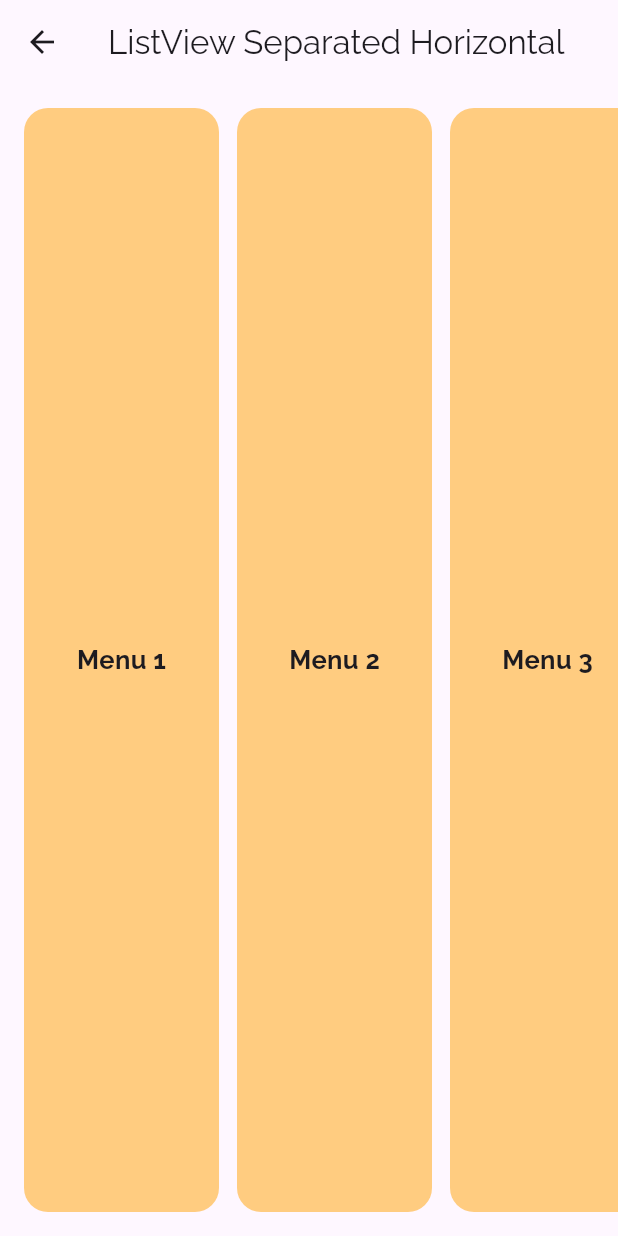
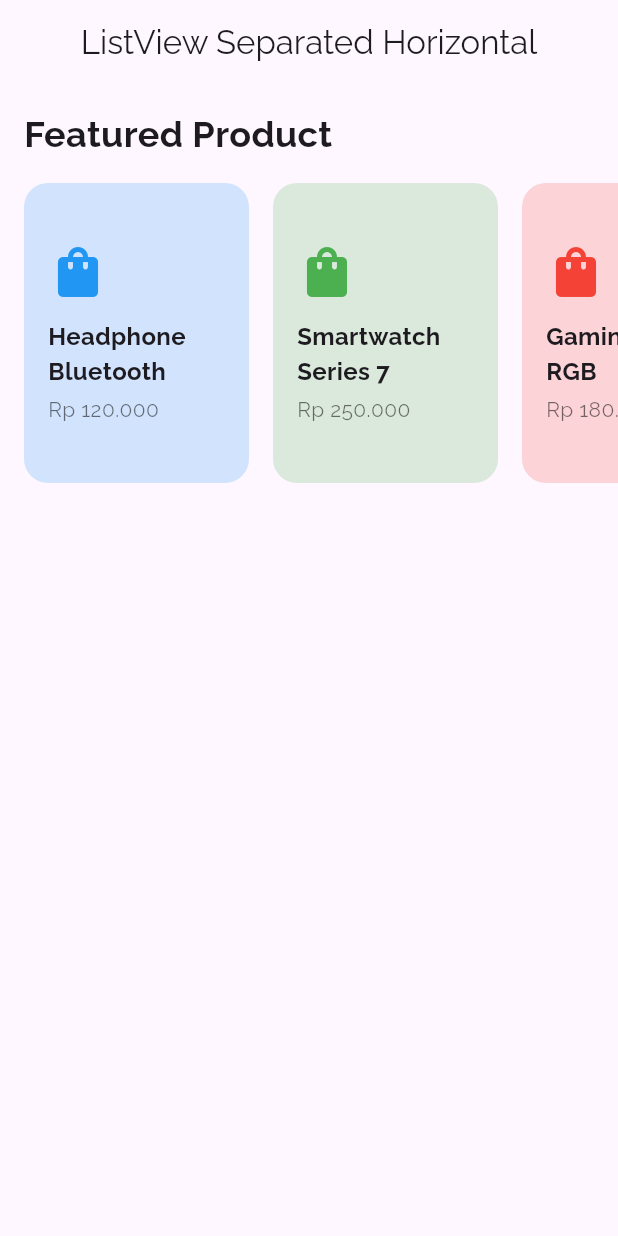
Before and after one commit to Mison1212/week_7_latihan_font, a Flutter app: the SeparateListViewHorizontalPage screen opened directly, on a phone screen of 412 x 824 dp. Run offline on Flutter 3.47's test engine with Material 3 defaults, Android fonts, the phone set to English and light mode, and no system bars.

Commit message:
membuat list_view_sparate_horizontal

```diff
--- a/lib/main.dart
+++ b/lib/main.dart
@@ -1,6 +1,7 @@
 import 'package:flutter/material.dart';
+import 'package:latihan_font/pages/list_view_sparate_horizontal.dart';
 // import 'package:latihan_font/pages/homepage.dart';
-import 'package:latihan_font/pages/listview.dart';
+// import 'package:latihan_font/pages/listview.dart';
 void main() {
   runApp(const MyApp());
 }
@@ -15,7 +16,7 @@ class MyApp extends StatelessWidget {
         title: 'Custom Font',
         // set raleway as teh defult app font
         theme: ThemeData(fontFamily: "Raleway"),
-        home: const ListViewStaticPage(),
+        home: const SeparateListViewHorizontalPage(),
 
         debugShowCheckedModeBanner: false,
       );
--- a/lib/pages/list_view_sparate_horizontal.dart
+++ b/lib/pages/list_view_sparate_horizontal.dart
@@ -1,42 +1,119 @@
 import 'package:flutter/material.dart';
 
+
+// ==============================
+// 2️⃣ DUMMY DATA PRODUK
+// ==============================
+final List<Map<String, dynamic>> products = [
+  {
+    "name": "Headphone Bluetooth",
+    "price": "Rp 120.000",
+    "color": Colors.blue,
+  },
+  {
+    "name": "Smartwatch Series 7",
+    "price": "Rp 250.000",
+    "color": Colors.green,
+  },
+  {
+    "name": "Gaming Mouse RGB",
+    "price": "Rp 180.000",
+    "color": Colors.red,
+  },
+  {
+    "name": "Keyboard Mechanical",
+    "price": "Rp 320.000",
+    "color": Colors.orange,
+  },
+];
+
+
+// ==============================
+// 1️⃣ HALAMAN UTAMA
+// ==============================
 class SeparateListViewHorizontalPage extends StatelessWidget {
   const SeparateListViewHorizontalPage({super.key});
 
   @override
   Widget build(BuildContext context) {
-    final items = List.generate(8, (i) => "Menu ${i + 1}");
-
     return Scaffold(
       appBar: AppBar(
         title: const Text("ListView Separated Horizontal"),
         centerTitle: true,
       ),
-      body: ListView.separated(
-        padding: const EdgeInsets.all(16),
-        scrollDirection: Axis.horizontal,
-        itemCount: items.length,
-        separatorBuilder: (context, index) => const SizedBox(width: 12),
-        itemBuilder: (context, index) {
-          return Container(
-            width: 130,
-            decoration: BoxDecoration(
-              color: Colors.orange.shade200,
-              borderRadius: BorderRadius.circular(16),
+      body: Column(
+        crossAxisAlignment: CrossAxisAlignment.start,
+        children: [
+          // TITLE
+          const Padding(
+            padding: EdgeInsets.all(16),
+            child: Text(
+              'Featured Product',
+              style: TextStyle(fontSize: 24, fontWeight: FontWeight.bold),
             ),
-            padding: const EdgeInsets.all(16),
-            child: Center(
-              child: Text(
-                items[index],
-                style: const TextStyle(
-                  fontSize: 17,
-                  fontWeight: FontWeight.w600,
-                ),
-              ),
+          ),
+
+          // LISTVIEW HORIZONTAL
+          SizedBox(
+            height: 200,
+            child: ListView.separated(
+              scrollDirection: Axis.horizontal,
+              padding: const EdgeInsets.symmetric(horizontal: 16),
+              itemCount: products.length,
+              separatorBuilder: (context, index) =>
+                  const SizedBox(width: 16),
+              itemBuilder: (context, index) {
+                return ProductCard(product: products[index]);
+              },
             ),
-          );
-        },
+          ),
+        ],
       ),
     );
   }
 }
+
+
+// ==============================
+// 3️⃣ WIDGET CARD PRODUK
+// ==============================
+class ProductCard extends StatelessWidget {
+  final Map<String, dynamic> product;
+
+  const ProductCard({super.key, required this.product});
+
+  @override
+  Widget build(BuildContext context) {
+    return Container(
+      width: 150,
+      decoration: BoxDecoration(
+        color: product["color"].withOpacity(0.2),
+        borderRadius: BorderRadius.circular(16),
+      ),
+      padding: const EdgeInsets.all(16),
+      child: Column(
+        crossAxisAlignment: CrossAxisAlignment.start,
+        mainAxisAlignment: MainAxisAlignment.center,
+        children: [
+          Icon(Icons.shopping_bag, size: 40, color: product["color"]),
+          const SizedBox(height: 12),
+          Text(
+            product["name"],
+            style: const TextStyle(
+              fontWeight: FontWeight.bold,
+              fontSize: 16,
+            ),
+          ),
+          const SizedBox(height: 4),
+          Text(
+            product["price"],
+            style: const TextStyle(
+              color: Colors.black54,
+              fontSize: 14,
+            ),
+          ),
+        ],
+      ),
+    );
+  }
+}
--- a/lib/pages/listview.dart
+++ b/lib/pages/listview.dart
@@ -33,18 +33,18 @@ class _ListItem extends StatelessWidget {
   Widget build(BuildContext context) {
     return Card(
       elevation: 2,
-      color: Colors.blue, // 🔵 Card biru
+      color: Colors.blue,
       shape: RoundedRectangleBorder(
         borderRadius: BorderRadius.circular(12),
       ),
       child: Padding(
         padding: const EdgeInsets.symmetric(vertical: 20, horizontal: 20),
-        child: Center( // ⬅️ Text di tengah
+        child: Center(
           child: Text(
             title,
             textAlign: TextAlign.center,
             style: const TextStyle(
-              color: Colors.white, // ✨ Putih biar kontras dengan biru
+              color: Colors.white,
               fontSize: 18,
               fontWeight: FontWeight.w600,
             ),
```
Also changed, not shown: lib/pages/sparate_list_view.dart (+23 -29 lines).
